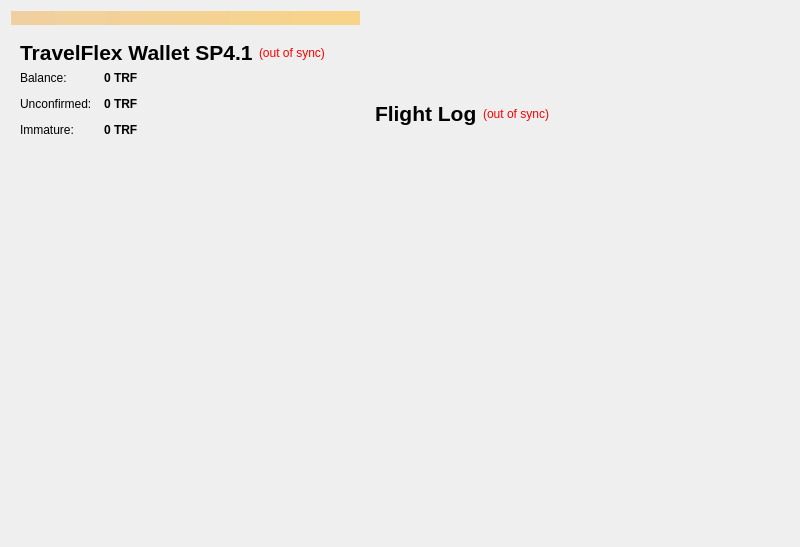
This is src/qt/forms/overviewpage.ui in zatirdraft/TravelFlex as Qt 5 draws it before an edit. The edited form follows.
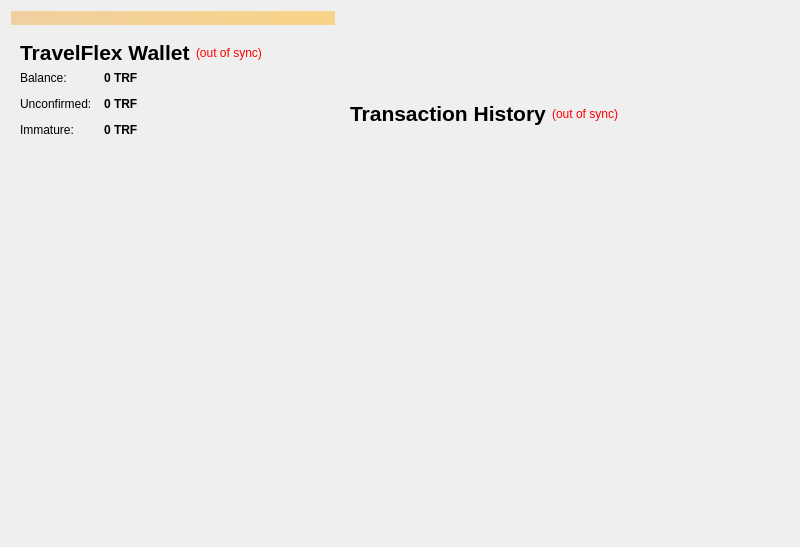
This is the edited form. Icons and pictures are not drawn.

Patch:
```diff
--- a/src/qt/forms/overviewpage.ui
+++ b/src/qt/forms/overviewpage.ui
@@ -20,19 +20,6 @@
    <string>Form</string>
   </property>
   <layout class="QGridLayout" name="gridLayout">
-   <item row="0" column="3" rowspan="2">
-    <spacer name="verticalSpacer_4">
-     <property name="orientation">
-      <enum>Qt::Vertical</enum>
-     </property>
-     <property name="sizeHint" stdset="0">
-      <size>
-       <width>17</width>
-       <height>32</height>
-      </size>
-     </property>
-    </spacer>
-   </item>
    <item row="1" column="0" rowspan="2" colspan="2">
     <widget class="QFrame" name="frame">
      <property name="frameShape">
@@ -54,7 +41,7 @@
            </font>
           </property>
           <property name="text">
-           <string>TravelFlex Wallet SP4.1</string>
+           <string>TravelFlex Wallet</string>
           </property>
          </widget>
         </item>
@@ -203,7 +190,7 @@
         <item>
          <widget class="QLabel" name="label_4">
           <property name="text">
-           <string>&lt;html&gt;&lt;head/&gt;&lt;body&gt;&lt;p&gt;&lt;span style=&quot; font-size:16pt; font-weight:600;&quot;&gt;Flight Log&lt;/span&gt;&lt;/p&gt;&lt;/body&gt;&lt;/html&gt;</string>
+           <string>&lt;html&gt;&lt;head/&gt;&lt;body&gt;&lt;p&gt;&lt;span style=&quot; font-size:16pt; font-weight:600;&quot;&gt;Transaction History&lt;/span&gt;&lt;/p&gt;&lt;/body&gt;&lt;/html&gt;</string>
           </property>
          </widget>
         </item>
```
Left out of the diff: 14 changed lines with no effect on the pictures.
